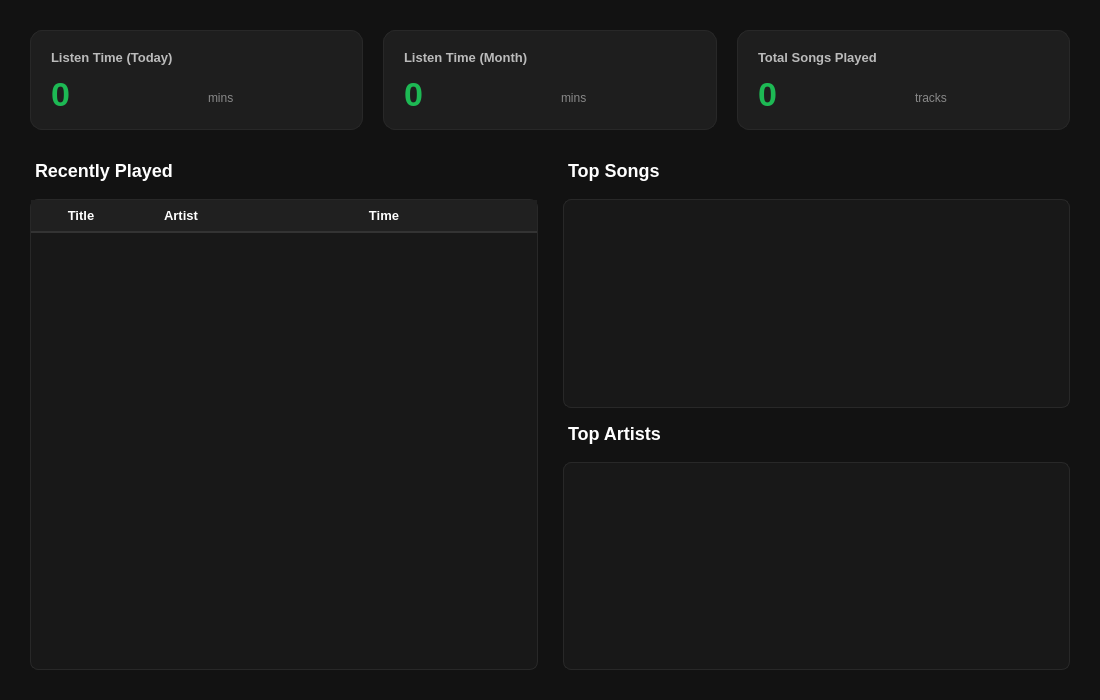
Old version of the form src/view/PersonalView.ui in the repository baongongo147/Music-Player-App.
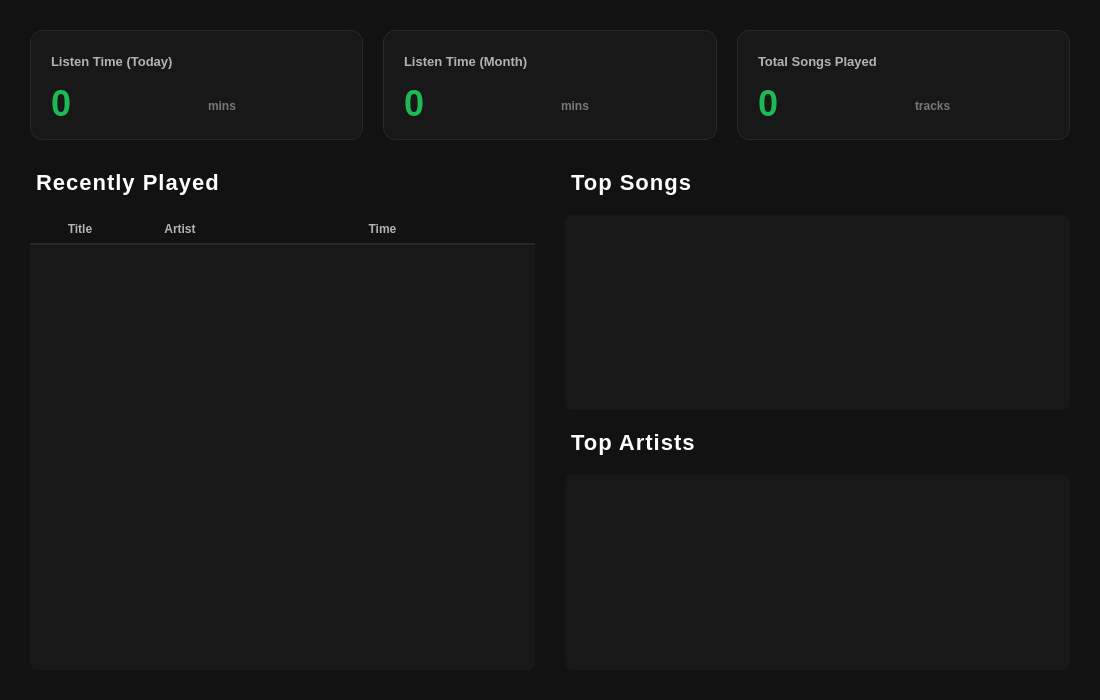
New version of the form.

The edit to the form file:
```diff
--- a/src/view/PersonalView.ui
+++ b/src/view/PersonalView.ui
@@ -15,123 +15,146 @@
   </property>
   <property name="styleSheet">
    <string notr="true">
+    /* GLOBAL SETTINGS */
     QWidget#PersonalView {
         background-color: #121212;
-        color: #ffffff;
+        color: #FFFFFF;
         font-family: &quot;Segoe UI&quot;, &quot;Arial&quot;, sans-serif;
     }
 
-    /* --- CARDS (Thẻ thống kê) --- */
+    /* --- 1. CARDS (THẺ THỐNG KÊ TRÊN CÙNG) --- */
     QFrame#cardToday, QFrame#cardMonth, QFrame#cardTotal {
-        background-color: #1e1e1e;
+        background-color: #181818;
         border-radius: 12px;
         border: 1px solid #282828;
     }
+    /* Hiệu ứng hover cho thẻ */
     QFrame#cardToday:hover, QFrame#cardMonth:hover, QFrame#cardTotal:hover {
         background-color: #252525;
         border: 1px solid #444;
     }
 
-    /* --- TEXT LABELS (Chữ chung) --- */
-    QLabel { color: #bbbbbb; } /* Tăng độ sáng cho label chung */
-    
+    /* --- 2. TEXT LABELS --- */
     /* Tiêu đề chính (Recently Played, Top Songs...) */
     QLabel#lblTitleHistory, QLabel#lblTitleSongs, QLabel#lblTitleArtists {
-        color: #ffffff;
-        font-size: 18px; /* Tăng kích thước */
-        font-weight: bold;
-        margin-bottom: 8px;
-        margin-top: 5px;
+        color: #FFFFFF;
+        font-size: 22px; /* Đồng bộ kích thước với Header của Main (22px) */
+        font-weight: 900;
+        text-transform: uppercase;
+        letter-spacing: 1px;
+        margin-bottom: 10px;
     }
     
     /* Tiêu đề nhỏ trong thẻ (Listen Time...) */
     QLabel#lblHeaderToday, QLabel#lblHeaderMonth, QLabel#lblHeaderTotal {
-        color: #bbbbbb; /* Sáng hơn màu cũ #888 */
+        color: #B3B3B3;
         font-size: 13px;
-        font-weight: bold;
+        font-weight: 700;
+        text-transform: uppercase;
     }
     
-    /* Số liệu thống kê to */
+    /* Số liệu thống kê to (Màu xanh lá chủ đạo) */
     QLabel#lblStatToday, QLabel#lblStatMonth, QLabel#lblTotalSongs {
-        color: #1DB954; /* Giữ nguyên màu xanh Spotify */
-        font-size: 34px;
-        font-weight: bold;
+        color: #1DB954; 
+        font-size: 36px;
+        font-weight: 900;
     }
     
     /* Đơn vị (mins, tracks) */
     QLabel#lblUnitToday, QLabel#lblUnitMonth, QLabel#lblUnitTotal {
-        color: #888;
+        color: #777;
         font-size: 12px;
-        margin-bottom: 6px;
+        font-weight: 600;
+        margin-bottom: 8px;
     }
 
-    /* --- TABLE (HISTORY) --- */
+    /* --- 3. TABLE WIDGET (RECENTLY PLAYED) --- */
     QTableWidget {
         background-color: #181818;
-        border: 1px solid #282828;
+        border: none;
         border-radius: 8px;
         outline: none;
-        gridline-color: #282828;
+        gridline-color: transparent; /* Ẩn đường kẻ lưới */
     }
+    
+    /* Từng dòng trong bảng */
     QTableWidget::item {
-        padding: 5px;
-        color: #e0e0e0; /* Chữ trong bảng sáng hơn */
-        border-bottom: 1px solid #222;
+        padding: 8px;
+        color: #FFFFFF;
+        border-bottom: 1px solid #222; /* Kẻ mờ giữa các dòng */
         font-size: 13px;
     }
+    
+    /* Hover dòng */
     QTableWidget::item:hover {
         background-color: #282828;
     }
     
-    /* Header (Tiêu đề cột: Title, Artist...) - QUAN TRỌNG */
+    /* Selected dòng (ĐỒNG BỘ MAINWINDOW) */
+    QTableWidget::item:selected {
+        background-color: #1DB954;
+        color: #FFFFFF; /* Chữ chuyển xanh */
+        outline: none;
+    }
+
+    /* Header của bảng (Title, Artist, Time) */
     QHeaderView::section {
-        background-color: #202020; /* Nền header sáng hơn nền bảng 1 chút */
-        color: #ffffff;            /* Chữ màu trắng hoàn toàn cho rõ */
-        padding: 6px;
+        background-color: #121212; /* Nền tối trùng màu nền App */
+        color: #B3B3B3;            /* Chữ xám nhạt */
+        padding: 5px;
         border: none;
-        border-bottom: 2px solid #333; /* Đường kẻ dưới chân header */
-        font-weight: bold;
-        font-size: 13px;          /* Chữ to hơn */
+        border-bottom: 2px solid #282828; /* Kẻ chân header */
+        font-weight: 700;
+        font-size: 12px;
+        text-transform: uppercase;
     }
+    
+    /* Góc bảng */
     QTableCornerButton::section {
-        background-color: #202020;
+        background-color: #121212;
         border: none;
     }
 
-    /* --- LISTS (Top Songs/Artists) --- */
+    /* --- 4. LIST WIDGETS (TOP SONGS / ARTISTS) --- */
     QListWidget {
         background-color: #181818;
         border-radius: 8px;
-        border: 1px solid #282828;
+        border: none;
         outline: none;
+        padding: 5px;
     }
+    
     QListWidget::item {
-        padding: 10px;
-        color: #e0e0e0; /* Chữ sáng hơn */
+        padding: 8px;
+        color: #FFFFFF;
         border-bottom: 1px solid #222;
         font-size: 13px;
+        border-radius: 4px; /* Bo góc nhẹ cho item */
     }
+
     QListWidget::item:hover {
         background-color: #282828;
         color: #ffffff;
     }
+
+    /* Selected Item (ĐỒNG BỘ MAINWINDOW) */
     QListWidget::item:selected {
-        background-color: #333;
-        color: #1DB954;
-        border-left: 3px solid #1DB954; /* Điểm nhấn khi chọn */
+        background-color: #1DB954;
+        color: #FFFFFF;           /* Chữ xanh */
+        font-weight: 700;
     }
 
-    /* --- SCROLLBARS --- */
+    /* --- 5. SCROLLBARS (ĐỒNG BỘ) --- */
     QScrollBar:vertical {
         border: none;
         background: #121212;
-        width: 10px;
-        margin: 0;
+        width: 8px;
+        margin: 0px;
     }
     QScrollBar::handle:vertical {
-        background: #404040;
-        min-height: 30px;
-        border-radius: 5px;
+        background: #444;
+        min-height: 20px;
+        border-radius: 4px;
     }
     QScrollBar::handle:vertical:hover {
         background: #1DB954;
@@ -143,7 +166,7 @@
   </property>
   <layout class="QVBoxLayout" name="mainLayout">
    <property name="spacing">
-    <number>25</number>
+    <number>30</number>
    </property>
    <property name="leftMargin">
     <number>30</number>
@@ -167,7 +190,7 @@
        <property name="minimumSize">
         <size>
          <width>0</width>
-         <height>100</height>
+         <height>110</height>
         </size>
        </property>
        <property name="frameShape">
@@ -222,7 +245,7 @@
        <property name="minimumSize">
         <size>
          <width>0</width>
-         <height>100</height>
+         <height>110</height>
         </size>
        </property>
        <property name="frameShape">
@@ -277,7 +300,7 @@
        <property name="minimumSize">
         <size>
          <width>0</width>
-         <height>100</height>
+         <height>110</height>
         </size>
        </property>
        <property name="frameShape">
@@ -332,8 +355,10 @@
    <item>
     <layout class="QHBoxLayout" name="contentLayout">
      <property name="spacing">
-      <number>25</number>
+      <number>30</number>
      </property>
+     
+     <!-- CỘT TRÁI: RECENTLY PLAYED -->
      <item>
       <layout class="QVBoxLayout" name="historyLayout">
        <property name="spacing">
@@ -412,6 +437,13 @@
      <item>
       <layout class="QVBoxLayout" name="topsLayout">
        <property name="spacing">
+        <number>20</number>
+       </property>
+       
+       <!-- TOP SONGS -->
+       <item>
+        <layout class="QVBoxLayout" name="layoutTopSongs">
+         <property name="spacing">
         <number>10</number>
        </property>
        <item>
@@ -428,6 +460,15 @@
          </property>
         </widget>
        </item>
+        </layout>
+       </item>
+       
+       <!-- TOP ARTISTS -->
+       <item>
+        <layout class="QVBoxLayout" name="layoutTopArtists">
+         <property name="spacing">
+          <number>10</number>
+         </property>
        <item>
         <widget class="QLabel" name="lblTitleArtists">
          <property name="text">
@@ -442,6 +483,9 @@
          </property>
         </widget>
        </item>
+        </layout>
+       </item>
+       
       </layout>
      </item>
     </layout>
```
Left out of the diff: 17 changed lines with no effect on the pictures. Lines whose indentation alone changed are shown as unchanged.
